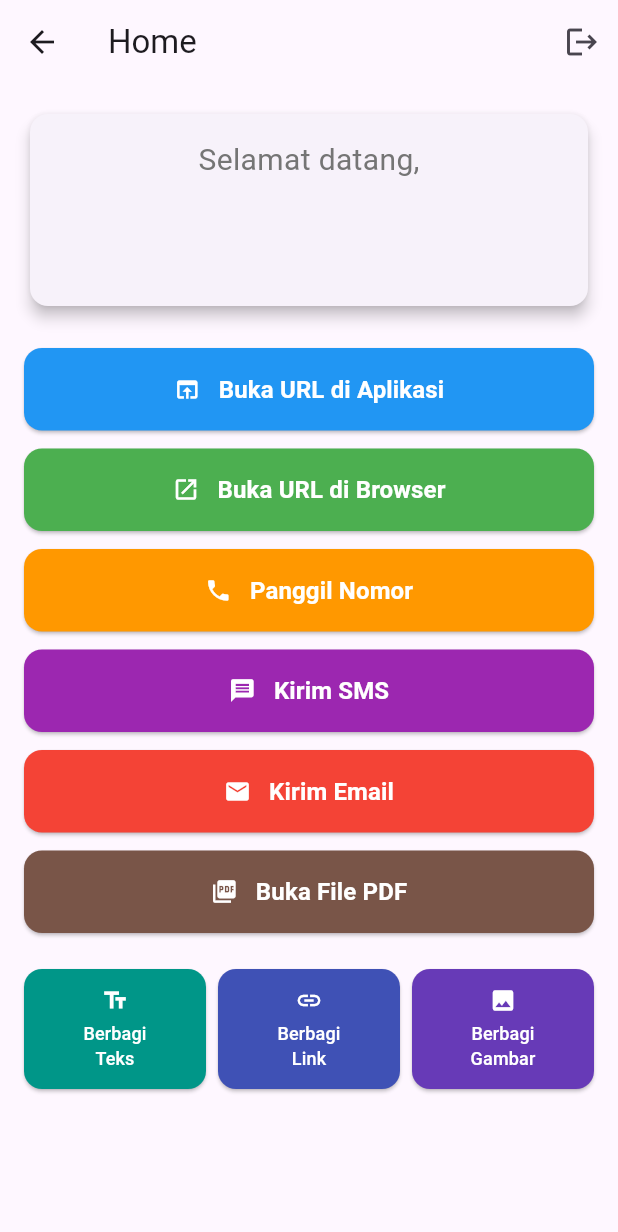
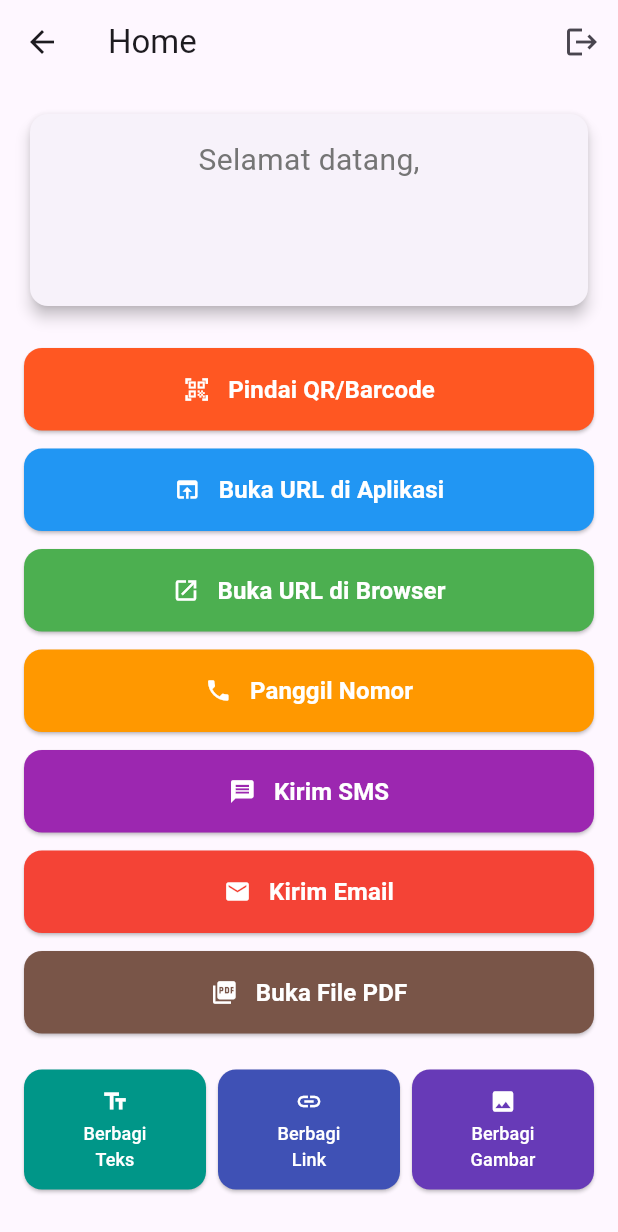
Before and after one commit to dzakisalman/flutter-firebase-app, a Flutter app: the HomeScreen screen opened by its route, on a phone screen of 412 x 824 dp. Shown: the top 1232 px of the screen. Run offline on Flutter 3.47's test engine with Material 3 defaults, Android fonts, the phone set to English and light mode, and no system bars; our stand-ins replace file_picker, firebase_auth, firebase_core, get, google_sign_in, image_picker and 1 more; missing offline and left inert: flutter_cached_pdfview, mobile_scanner; accounts and stored records are empty; generated files the repository leaves out were written again.

Commit message:
add mobile_scanner

```diff
--- a/lib/screens/home_screen.dart
+++ b/lib/screens/home_screen.dart
@@ -1,5 +1,6 @@
 import 'package:flutter/material.dart';
 import 'package:get/get.dart';
+import 'package:mobile_scanner/mobile_scanner.dart';
 
 import '../controllers/auth_controller.dart';
 import '../utils/utils.dart';
@@ -65,6 +66,13 @@ class HomeScreen extends GetView<AuthController> {
               ),
             ),
             SizedBox(height: 24),
+            CustomButtons.buildLauncherButton(
+              icon: Icons.qr_code_scanner,
+              label: "Pindai QR/Barcode",
+              color: Colors.deepOrange,
+              onPressed: () => Get.to(() => QRScannerScreen()),
+            ),
+            SizedBox(height: 12),
             CustomButtons.buildLauncherButton(
               icon: Icons.open_in_browser,
               label: "Buka URL di Aplikasi",
@@ -148,3 +156,33 @@ class HomeScreen extends GetView<AuthController> {
     );
   }
 }
+
+class QRScannerScreen extends StatelessWidget {
+  const QRScannerScreen({Key? key}) : super(key: key);
+
+  @override
+  Widget build(BuildContext context) {
+    return Scaffold(
+      appBar: AppBar(
+        title: Text('QR/Barcode Scanner'),
+      ),
+      body: MobileScanner(
+        onDetect: (capture) {
+          final List<Barcode> barcodes = capture.barcodes;
+          for (final barcode in barcodes) {
+            if (barcode.rawValue != null) {
+              Get.snackbar(
+                'Hasil Pemindaian',
+                'Konten: ${barcode.rawValue}',
+                snackPosition: SnackPosition.BOTTOM,
+                backgroundColor: Colors.green,
+                colorText: Colors.white,
+                duration: Duration(seconds: 3),
+              );
+            }
+          }
+        },
+      ),
+    );
+  }
+}
```
Also changed, not shown: 129 other files.
